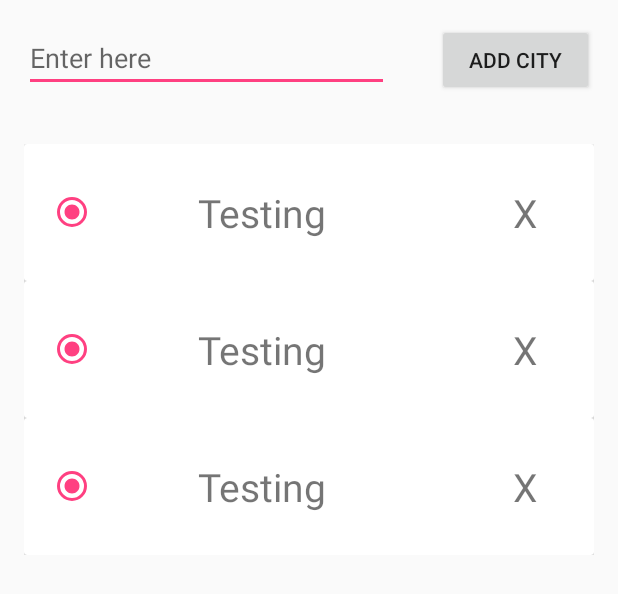
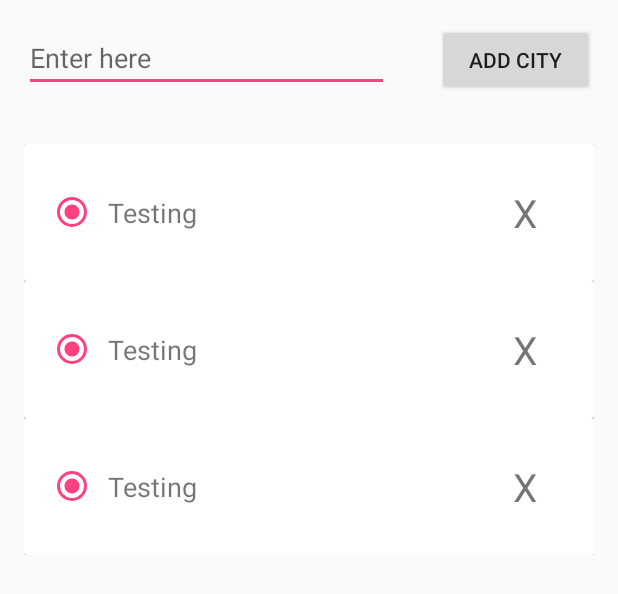
Before and after one commit to EneCatalin/AndroidWeatherApp, an Android app: the layout fragment_one.xml on its own in the app's theme, with its tools: preview values and no code run, on a phone screen of 412 x 824 dp. Shown: the top 594 px of the screen. Run offline under Robolectric (Android 15) with nearby library versions, the phone set to English and light mode, and no system bars.

Commit message:
I am kind of lost right now. I don't exactly know how to support multiple screen sizes :(

```diff
--- a/app/src/main/res/layout/item_city_row.xml
+++ b/app/src/main/res/layout/item_city_row.xml
@@ -29,10 +29,10 @@
             android:layout_alignParentStart="true"
             android:layout_alignParentLeft="true"
             android:layout_centerVertical="true"
-            android:layout_marginStart="100dp"
+            android:layout_marginStart="40dp"
             android:layout_marginLeft="10dp"
             android:text="Testing"
-            android:textSize="26sp" />
+            android:textSize="18sp" />
 
         <TextView
             android:id="@+id/deleteCity"
```
Also changed, not shown: app/src/main/AndroidManifest.xml (+10 -0 lines), app/src/main/java/com/example/android/fragmentpasswithviewmodel/MainActivity.java (+16 -0 lines).
